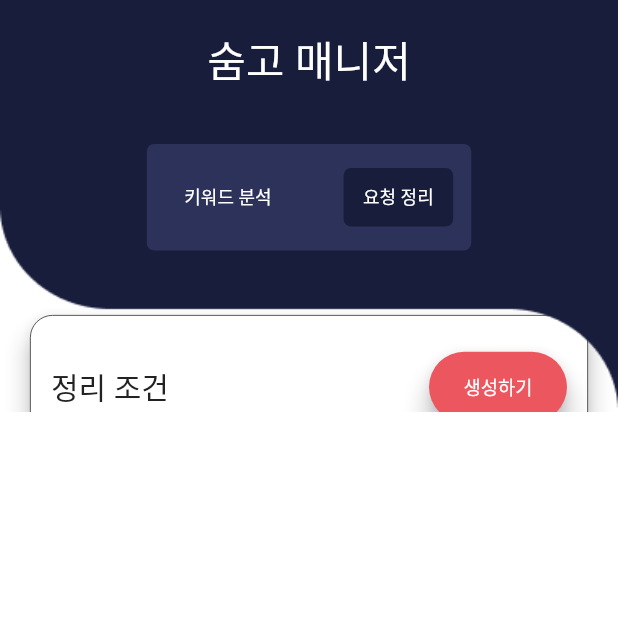
After one commit to dev-tryit/sumgo-crawller-flutter, a Flutter app: the screen it shows after launch, after a tap on "요청 정리", on a phone screen of 412 x 824 dp, the top half of it. The commit adds this screen. Run offline on Flutter 3.47's test engine with Material 2 defaults, Android fonts, the phone set to English and light mode, and no system bars; our stand-ins replace cloud_firestore, fl_chart, flutter_easyloading, flutter_svg, google_fonts, logger and 1 more; missing offline and left inert: puppeteer, unsplash_client, window_manager; accounts and stored records are empty.

Commit message:
LoadPage 완성

```diff
--- a/_code/lib/_common/abstract/KDHState.dart
+++ b/_code/lib/_common/abstract/KDHState.dart
@@ -1,14 +1,13 @@
 import 'package:flutter/material.dart';
 import 'package:kdh_homepage/_common/model/WidgetToGetSize.dart';
+import 'package:kdh_homepage/_common/util/MediaQueryUtil.dart';
 import 'package:kdh_homepage/util/MyComponents.dart';
-import 'package:kdh_homepage/_common/util/LogUtil.dart';
-import 'package:kdh_homepage/_common/util/MediaQueryUtil.dart';
 
 abstract class KDHState<T extends StatefulWidget> extends State<T> {
-  bool whenBuildCalledFirst = true;
+  bool _whenBuildCalledFirst = true;
   List<WidgetToGetSize> _widgetListToGetSize = [];
+
   Map<dynamic, WidgetToGetSize> widgetMap = {};
-
   Widget Function()? widgetToBuild;
   late Size screenSize;
 
@@ -49,8 +48,8 @@ abstract class KDHState<T extends StatefulWidget> extends State<T> {
     // LogUtil.debug("super.build");
     screenSize = MediaQueryUtil.getScreenSize(context);
 
-    if (whenBuildCalledFirst) {
-      whenBuildCalledFirst = false;
+    if (_whenBuildCalledFirst) {
+      _whenBuildCalledFirst = false;
       Future(() async {
         await afterBuild();
       });
@@ -90,8 +89,9 @@ abstract class KDHState<T extends StatefulWidget> extends State<T> {
   Future<void> prepareRebuild() async {
     // LogUtil.debug("super.prepareRebuild");
 
-    getSizeOfWidgetList();
-
+    if (_widgetListToGetSize.isNotEmpty) {
+      getSizeOfWidgetList();
+    }
     await onLoad();
 
     mustRebuild();
@@ -99,6 +99,7 @@ abstract class KDHState<T extends StatefulWidget> extends State<T> {
 
   Future<void> onLoad();
 
+  //widgetToBuild를 채우고, rebuild();
   void mustRebuild();
 
   void getSizeOfWidgetList() {
--- /dev/null
+++ b/_code/lib/_common/abstract/KDHStatelessWidget.dart
@@ -0,0 +1,21 @@
+import 'package:flutter/material.dart';
+
+abstract class KDHStatelessWidget extends StatelessWidget {
+  bool _whenBuildCalledFirst = true;
+
+  @override
+  Widget build(BuildContext context) {
+    if (_whenBuildCalledFirst) {
+      _whenBuildCalledFirst = false;
+      Future(() async {
+        await afterBuild(context);
+      });
+    }
+
+    return widgetToBuild(context);
+  }
+
+  Future<void> afterBuild(BuildContext context) async {}
+
+  Widget widgetToBuild(BuildContext context);
+}
--- a/_code/lib/main.dart
+++ b/_code/lib/main.dart
@@ -1,15 +1,21 @@
 import 'package:flutter/material.dart';
-import 'package:kdh_homepage/Layout.dart';
 import 'package:kdh_homepage/Setting.dart';
 import 'package:kdh_homepage/_common/config/MyCustomScrollBehavior.dart';
 import 'package:kdh_homepage/_common/util/DesktopUtil.dart';
+import 'package:kdh_homepage/_common/util/PlatformUtil.dart';
+import 'package:kdh_homepage/page/LoadPage.dart';
 import 'package:kdh_homepage/util/MyComponents.dart';
 import 'package:kdh_homepage/util/MyTheme.dart';
 
 Future<void> main() async {
   WidgetsFlutterBinding.ensureInitialized();
-  DesktopUtil.setSize(
-      size: const Size(800, 800), minimumSize: const Size(350, 800));
+  if (PlatformUtil.isComputer()) {
+    DesktopUtil.setSize(
+      size: const Size(350, 800),
+      minimumSize: const Size(350, 800),
+      maximumSize: const Size(350, 800),
+    );
+  }
   runApp(MyApp());
 }
 
@@ -39,7 +45,7 @@ class MyApp extends StatelessWidget {
         child = MyComponents.easyLoadingBuilder()(context, child);
         return child;
       },
-      home: Layout(),
+      home: LoadPage(),
     );
   }
 }
--- /dev/null
+++ b/_code/lib/page/LoadPage.dart
@@ -0,0 +1,33 @@
+import 'package:flutter/material.dart';
+import 'package:google_fonts/google_fonts.dart';
+import 'package:kdh_homepage/_common/abstract/KDHStatelessWidget.dart';
+import 'package:kdh_homepage/_common/util/PageUtil.dart';
+import 'package:kdh_homepage/page/main/MainLayout.dart';
+import 'package:kdh_homepage/util/MyColors.dart';
+
+class LoadPage extends KDHStatelessWidget {
+  @override
+  Widget widgetToBuild(BuildContext context) {
+    return Scaffold(
+      backgroundColor: MyColors.deepBlue,
+      body: Center(
+        child: Text(
+          "숨고 매니저",
+          style: GoogleFonts.blackHanSans(
+            fontSize: 35,
+            color: MyColors.white,
+          ),
+        ),
+      ),
+    );
+  }
+
+  @override
+  Future<void> afterBuild(BuildContext context) async {
+    //TODO: 로그인 되어 있으면,
+    PageUtil.movePage(context, MainLayout());
+
+    //TODO: 로그인 안되어 있으면,
+    // PageUtil.movePage(context, AuthPage());
+  }
+}
--- /dev/null
+++ b/_code/lib/page/main/MainLayout.dart
@@ -0,0 +1,91 @@
+import 'package:flutter/material.dart';
+import 'package:kdh_homepage/_common/abstract/KDHState.dart';
+import 'package:kdh_homepage/_common/model/WidgetToGetSize.dart';
+import 'package:kdh_homepage/_common/util/PlatformUtil.dart';
+import 'package:kdh_homepage/page/main/KeywordAnalysisPage.dart';
+import 'package:kdh_homepage/page/main/RequestRemovalPage.dart';
+import 'package:kdh_homepage/util/MyImage.dart';
+import 'package:kdh_homepage/widget/MyHeader.dart';
+
+class MainLayout extends StatefulWidget {
+  @override
+  _MainLayoutState createState() => _MainLayoutState();
+}
+
+class _MainLayoutState extends KDHState<MainLayout> {
+  late final MainLayoutComponent c;
+
+  @override
+  bool isPage() {
+    return true;
+  }
+
+  @override
+  List<WidgetToGetSize> makeWidgetListToGetSize() {
+    return [];
+  }
+
+  @override
+  Future<void> onLoad() async {
+    c = MainLayoutComponent(this);
+
+    List<Future> loadList = [];
+    loadList.add(precacheImage(MyImage.backgroundTop, context));
+    loadList.add(precacheImage(MyImage.boxIcon, context));
+    loadList.add(precacheImage(MyImage.plusIcon, context));
+    loadList.add(precacheImage(MyImage.minusIcon, context));
+
+    await Future.wait(loadList);
+  }
+
+  @override
+  void mustRebuild() {
+    widgetToBuild =
+        () => Scaffold(body: PlatformUtil.isMobile() ? mobile() : desktop());
+    rebuild();
+  }
+
+  Widget desktop() {
+    return Center(
+      child: ConstrainedBox(
+        constraints: const BoxConstraints(minWidth: 350),
+        child: SizedBox(
+          width: 350,
+          height: double.infinity,
+          child: c.body(),
+        ),
+      ),
+    );
+  }
+
+  Widget mobile() {
+    return c.body();
+  }
+}
+
+class MainLayoutComponent {
+  final PageController pageC;
+  final _MainLayoutState _state;
+
+  MainLayoutComponent(this._state) : pageC = PageController();
+
+  Widget body() {
+    return Stack(
+      children: [
+        Positioned(top: 150, bottom: 0, left: 0, right: 0, child: content()),
+        MyHeader(pageC),
+      ],
+    );
+  }
+
+  Widget content() {
+    return PageView(
+      controller: pageC,
+      physics: const NeverScrollableScrollPhysics(),
+      children: const [
+        KeywordAnalysisPage(),
+        RequestRemovalPage(),
+      ],
+    );
+  }
+}
```
Also changed, not shown: _code/lib/Layout.dart (deleted, +0 -105 lines), _code/lib/_common/util/DesktopUtil.dart (+6 -1 lines), _code/lib/page/auth/AuthPage.dart (added, +15 -0 lines), _code/lib/page/main/KeywordAnalysisPage.dart (renamed from _code/lib/page/KeywordAnalysisPage.dart), _code/lib/page/main/RequestRemovalPage.dart (renamed from _code/lib/page/RequestRemovalPage.dart).
